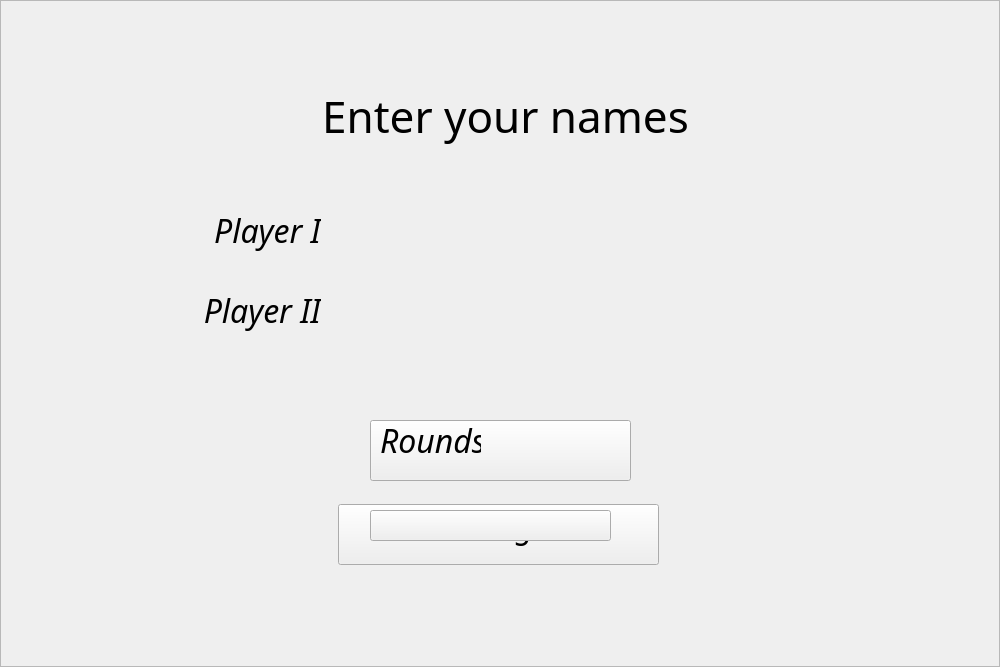
The window that mainwindow.ui (Touftoufe/TicTacToe) describes before a commit, drawn with Qt 5.
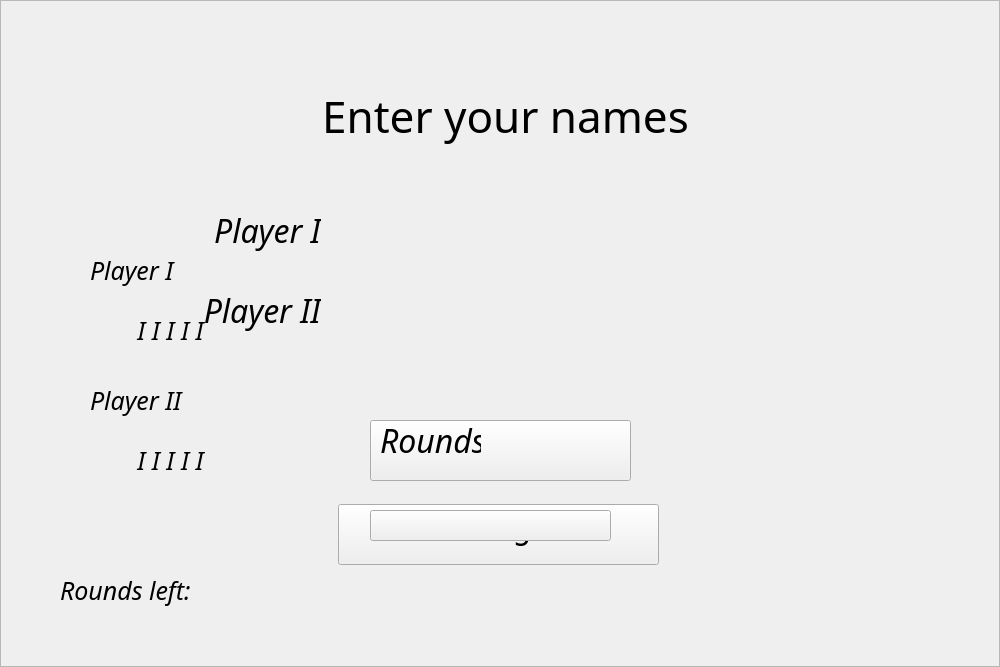
The same window after the commit. Icons and pictures are not drawn. Custom widgets are drawn as their Qt base class.

Patch:
```diff
--- a/mainwindow.ui
+++ b/mainwindow.ui
@@ -545,6 +545,211 @@
          <string/>
         </property>
        </widget>
+       <widget class="QLabel" name="m_label_player_2_score">
+        <property name="geometry">
+         <rect>
+          <x>90</x>
+          <y>370</y>
+          <width>211</width>
+          <height>61</height>
+         </rect>
+        </property>
+        <property name="font">
+         <font>
+          <family>Colored Crayons</family>
+          <pointsize>19</pointsize>
+         </font>
+        </property>
+        <property name="text">
+         <string>Player II</string>
+        </property>
+        <property name="alignment">
+         <set>Qt::AlignLeading|Qt::AlignLeft|Qt::AlignVCenter</set>
+        </property>
+       </widget>
+       <widget class="QLabel" name="m_label_player_1_score">
+        <property name="geometry">
+         <rect>
+          <x>90</x>
+          <y>240</y>
+          <width>211</width>
+          <height>61</height>
+         </rect>
+        </property>
+        <property name="font">
+         <font>
+          <family>Colored Crayons</family>
+          <pointsize>19</pointsize>
+         </font>
+        </property>
+        <property name="text">
+         <string>Player I</string>
+        </property>
+        <property name="alignment">
+         <set>Qt::AlignLeading|Qt::AlignLeft|Qt::AlignVCenter</set>
+        </property>
+       </widget>
+       <widget class="QLabel" name="m_label_player_1_score_2">
+        <property name="geometry">
+         <rect>
+          <x>40</x>
+          <y>300</y>
+          <width>261</width>
+          <height>61</height>
+         </rect>
+        </property>
+        <property name="font">
+         <font>
+          <family>Colored Crayons</family>
+          <pointsize>19</pointsize>
+         </font>
+        </property>
+        <property name="text">
+         <string>I I I I I</string>
+        </property>
+        <property name="alignment">
+         <set>Qt::AlignCenter</set>
+        </property>
+       </widget>
+       <widget class="QLabel" name="m_label_player_2_score_2">
+        <property name="geometry">
+         <rect>
+          <x>40</x>
+          <y>430</y>
+          <width>261</width>
+          <height>61</height>
+         </rect>
+        </property>
+        <property name="font">
+         <font>
+          <family>Colored Crayons</family>
+          <pointsize>19</pointsize>
+         </font>
+        </property>
+        <property name="text">
+         <string>I I I I I</string>
+        </property>
+        <property name="alignment">
+         <set>Qt::AlignCenter</set>
+        </property>
+       </widget>
+       <widget class="QFrame" name="m_frame_player_1_icon">
+        <property name="geometry">
+         <rect>
+          <x>43</x>
+          <y>250</y>
+          <width>40</width>
+          <height>41</height>
+         </rect>
+        </property>
+        <property name="styleSheet">
+         <string notr="true">.QFrame {background: transparent; border: none; outline: none; border-image: url(:/img/round1.png);}</string>
+        </property>
+        <property name="frameShape">
+         <enum>QFrame::StyledPanel</enum>
+        </property>
+        <property name="frameShadow">
+         <enum>QFrame::Raised</enum>
+        </property>
+       </widget>
+       <widget class="QFrame" name="m_frame_player_2_icon">
+        <property name="geometry">
+         <rect>
+          <x>44</x>
+          <y>380</y>
+          <width>41</width>
+          <height>41</height>
+         </rect>
+        </property>
+        <property name="styleSheet">
+         <string notr="true">.QFrame {background: transparent; border: none; outline: none; border-image: url(:/img/cross3.png);}</string>
+        </property>
+        <property name="frameShape">
+         <enum>QFrame::StyledPanel</enum>
+        </property>
+        <property name="frameShadow">
+         <enum>QFrame::Raised</enum>
+        </property>
+       </widget>
+       <widget class="QFrame" name="m_frame_separator">
+        <property name="geometry">
+         <rect>
+          <x>37</x>
+          <y>350</y>
+          <width>251</width>
+          <height>21</height>
+         </rect>
+        </property>
+        <property name="styleSheet">
+         <string notr="true">.QFrame {background: transparent; border: none; outline: none; border-image: url(:/img/separator.png);}</string>
+        </property>
+        <property name="frameShape">
+         <enum>QFrame::StyledPanel</enum>
+        </property>
+        <property name="frameShadow">
+         <enum>QFrame::Raised</enum>
+        </property>
+       </widget>
+       <widget class="QFrame" name="m_frame_player_2_winner">
+        <property name="geometry">
+         <rect>
+          <x>0</x>
+          <y>330</y>
+          <width>311</width>
+          <height>151</height>
+         </rect>
+        </property>
+        <property name="styleSheet">
+         <string notr="true">.QFrame {background: transparent; border: none; outline: none; border-image: url(:/img/winner_cross.png);}</string>
+        </property>
+        <property name="frameShape">
+         <enum>QFrame::StyledPanel</enum>
+        </property>
+        <property name="frameShadow">
+         <enum>QFrame::Raised</enum>
+        </property>
+       </widget>
+       <widget class="QFrame" name="m_frame_player_1_winner">
+        <property name="geometry">
+         <rect>
+          <x>10</x>
+          <y>200</y>
+          <width>311</width>
+          <height>151</height>
+         </rect>
+        </property>
+        <property name="styleSheet">
+         <string notr="true">.QFrame {background: transparent; border: none; outline: none; border-image: url(:/img/winner_circle.png);}</string>
+        </property>
+        <property name="frameShape">
+         <enum>QFrame::StyledPanel</enum>
+        </property>
+        <property name="frameShadow">
+         <enum>QFrame::Raised</enum>
+        </property>
+       </widget>
+       <widget class="QLabel" name="m_label_rounds_left">
+        <property name="geometry">
+         <rect>
+          <x>60</x>
+          <y>560</y>
+          <width>241</width>
+          <height>61</height>
+         </rect>
+        </property>
+        <property name="font">
+         <font>
+          <family>Eraser</family>
+          <pointsize>19</pointsize>
+         </font>
+        </property>
+        <property name="text">
+         <string>Rounds left: </string>
+        </property>
+        <property name="alignment">
+         <set>Qt::AlignLeading|Qt::AlignLeft|Qt::AlignVCenter</set>
+        </property>
+       </widget>
       </widget>
       <zorder>m_label_start_game</zorder>
       <zorder>m_label_enter_names</zorder>
```
Left out of the diff: 9 changed lines with no effect on the pictures.
